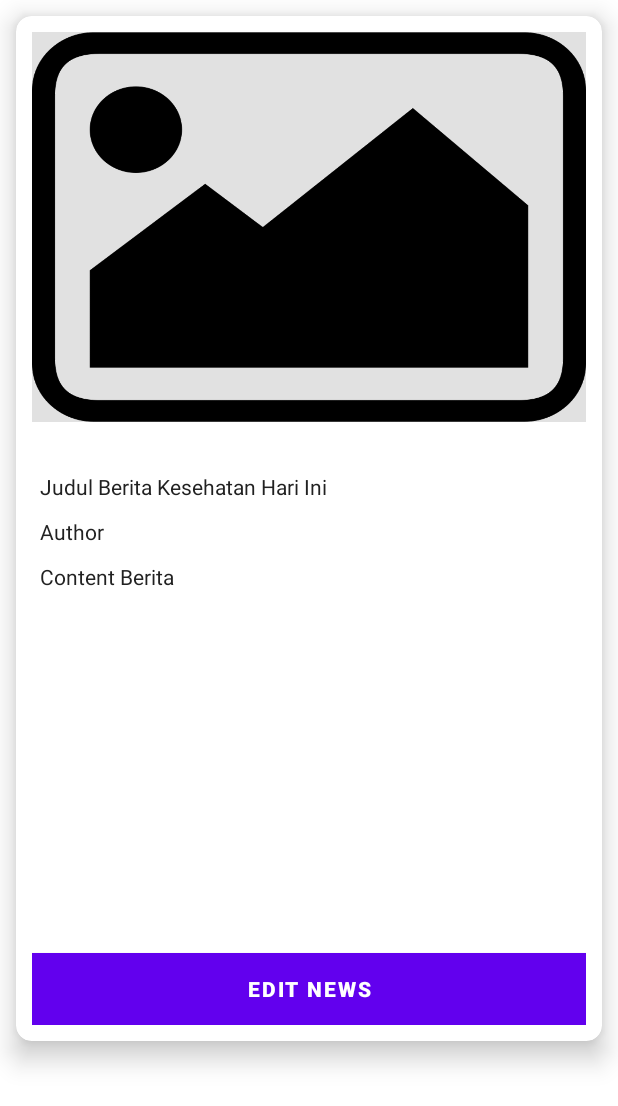
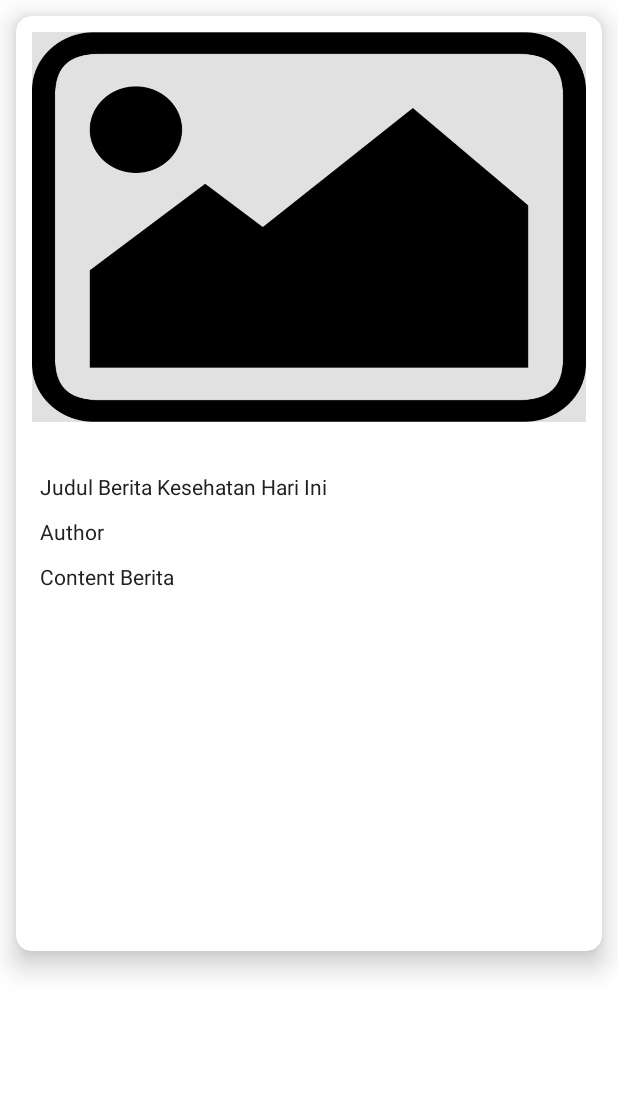
Before and after one commit to RachmanForniandi/HealthNews, an Android app: the layout activity_detail.xml on its own in the app's theme, with its tools: preview values and no code run, on a phone screen of 412 x 824 dp. Shown: the top 1106 px of the screen. Run offline under Robolectric (Android 15) with nearby library versions, the phone set to English and light mode, and no system bars.

```diff
--- a/app/src/main/res/layout/activity_detail.xml
+++ b/app/src/main/res/layout/activity_detail.xml
@@ -75,7 +75,7 @@
                     android:minLines="15"
                     android:textSize="14sp"/>
 
-                <Button
+                <!--<Button
                     android:id="@+id/btnAction"
                     android:layout_width="match_parent"
                     android:layout_height="wrap_content"
@@ -83,7 +83,7 @@
                     android:background="@android:color/holo_green_light"
                     android:text="Edit News"
                     android:textColor="@android:color/white"
-                    android:textStyle="bold"/>
+                    android:textStyle="bold"/>-->
             </LinearLayout>
 
         </ScrollView>
```
Also changed, not shown: app/src/main/java/rachmanforniandi/healthnews/ui/DetailActivity.kt (+15 -2 lines).
